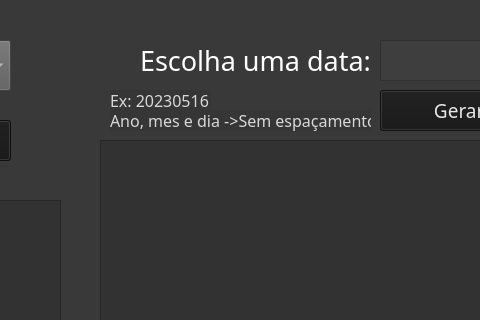
The window that tela_api.ui (Matana04/ApiCovid19) describes before a commit, drawn with Qt 5; both pictures show x 460 to 940 and y 0 to 320 of the 1091 by 472 pixel window.
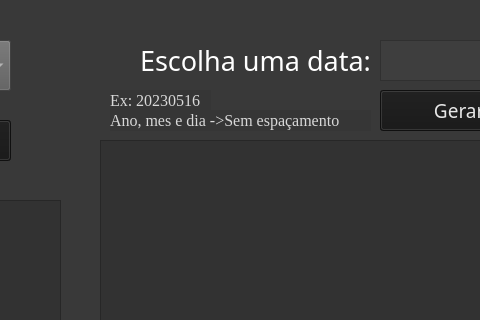
The same window after the commit.

What changed in the file:
```diff
--- a/tela_api.ui
+++ b/tela_api.ui
@@ -225,7 +225,7 @@
    </property>
    <property name="font">
     <font>
-     <family>Malgun Gothic Semilight</family>
+     <family>Times New Roman</family>
      <pointsize>12</pointsize>
     </font>
    </property>
@@ -249,7 +249,7 @@
    </property>
    <property name="font">
     <font>
-     <family>Malgun Gothic Semilight</family>
+     <family>Times New Roman</family>
      <pointsize>12</pointsize>
     </font>
    </property>
```
Left out of the diff: 13 changed lines with no effect on the pictures.
